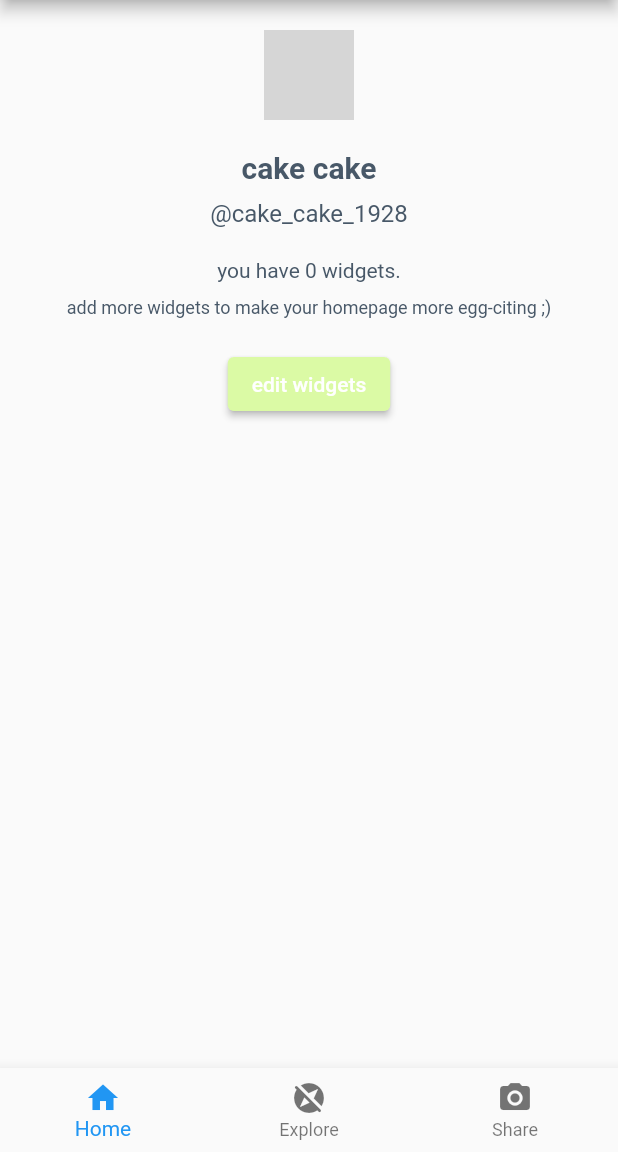
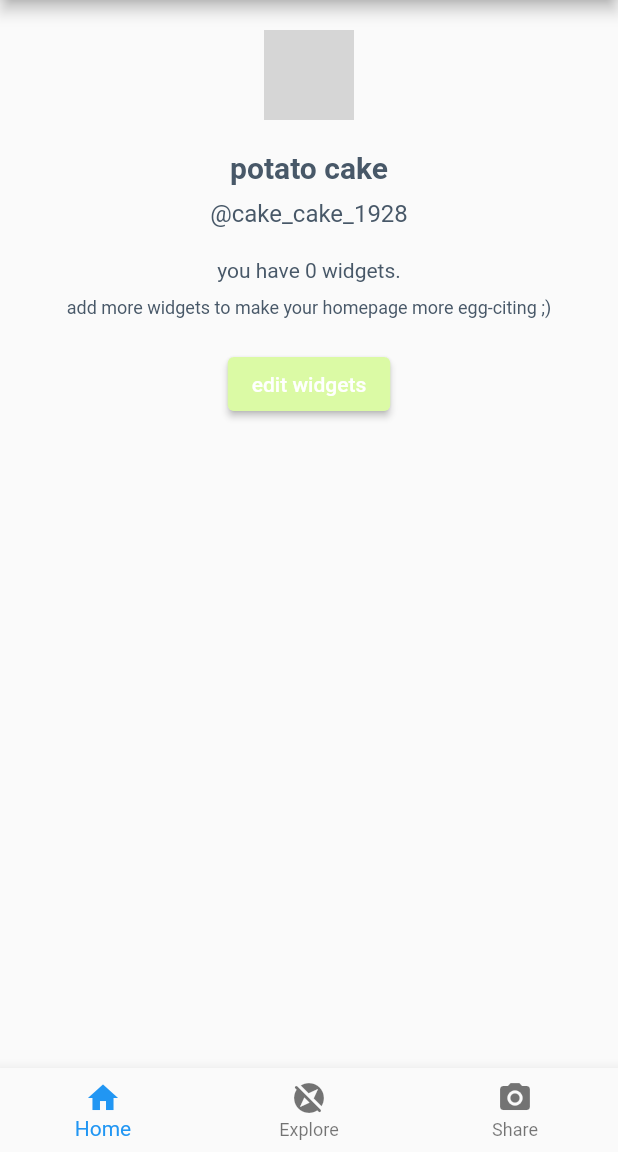
Before and after one commit to Zami-Lee/wrApped, a Flutter app: the screen it shows after launch, on a phone screen of 412 x 824 dp, the part 84-1236 px from its top. Run offline on Flutter 3.47's test engine with Material 2 defaults, Android fonts, the light colour scheme and no system bars; grey boxes are pictures that could not be loaded.

Commit message:
small potato cake update

```diff
--- a/lib/home_page.dart
+++ b/lib/home_page.dart
@@ -13,7 +13,7 @@
 class _HomePageState extends State<HomePage> {
 
   AssetImage profilePhoto = const AssetImage('assets/images/cake.jpg');
-  String username = 'cake cake';
+  String username = 'potato cake';
   String handle = '@cake_cake_1928';
   int _widgetCount = 0;
 
```
